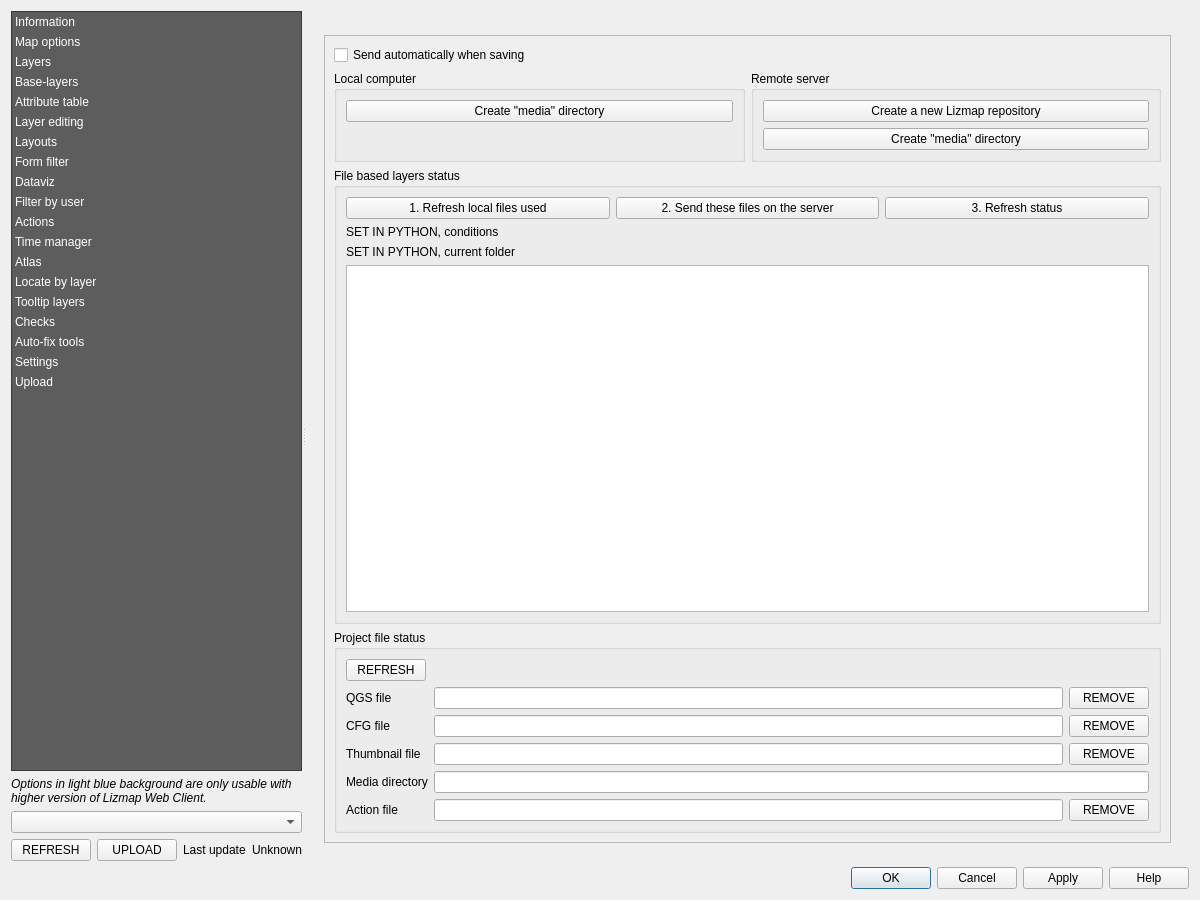
Above: lizmap/resources/ui/ui_lizmap.ui from 3liz/lizmap-plugin before the change. Below: the same form after it.
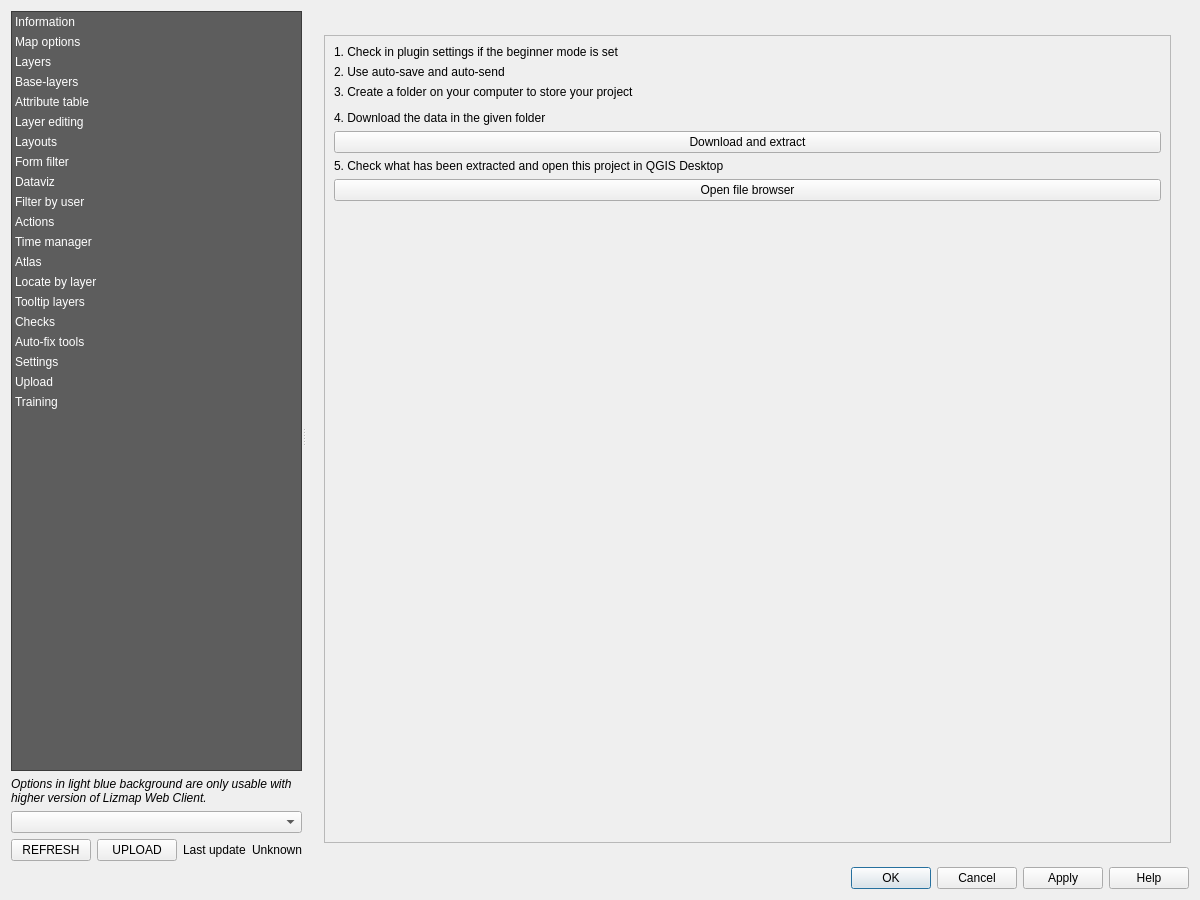
That is the form after the change. The open tabs and pages were chosen to show the change. Custom widgets are drawn as their Qt base class.

Commit message: Add an helper to download a training project

Patch:
```diff
--- a/lizmap/resources/ui/ui_lizmap.ui
+++ b/lizmap/resources/ui/ui_lizmap.ui
@@ -193,6 +193,11 @@
            <string>Upload</string>
           </property>
          </item>
+         <item>
+          <property name="text">
+           <string>Training</string>
+          </property>
+         </item>
         </widget>
        </item>
        <item>
@@ -5090,6 +5095,94 @@
            </item>
           </layout>
          </widget>
+         <widget class="QWidget" name="page_training">
+          <layout class="QVBoxLayout" name="verticalLayout_82">
+           <item>
+            <widget class="QScrollArea" name="scrollArea_17">
+             <property name="widgetResizable">
+              <bool>true</bool>
+             </property>
+             <widget class="QWidget" name="scrollAreaWidgetContents_17">
+              <property name="geometry">
+               <rect>
+                <x>0</x>
+                <y>0</y>
+                <width>791</width>
+                <height>797</height>
+               </rect>
+              </property>
+              <layout class="QVBoxLayout" name="verticalLayout_83">
+               <item>
+                <widget class="QLabel" name="label_52">
+                 <property name="text">
+                  <string>1. Check in plugin settings if the beginner mode is set</string>
+                 </property>
+                </widget>
+               </item>
+               <item>
+                <widget class="QLabel" name="label_64">
+                 <property name="text">
+                  <string>2. Use auto-save and auto-send</string>
+                 </property>
+                </widget>
+               </item>
+               <item>
+                <widget class="QLabel" name="label_57">
+                 <property name="text">
+                  <string>3. Create a folder on your computer to store your project</string>
+                 </property>
+                </widget>
+               </item>
+               <item>
+                <widget class="QgsFileWidget" name="name_training_folder"/>
+               </item>
+               <item>
+                <widget class="QLabel" name="label_62">
+                 <property name="text">
+                  <string>4. Download the data in the given folder</string>
+                 </property>
+                </widget>
+               </item>
+               <item>
+                <widget class="QPushButton" name="download_training_data">
+                 <property name="text">
+                  <string>Download and extract</string>
+                 </property>
+                </widget>
+               </item>
+               <item>
+                <widget class="QLabel" name="label_63">
+                 <property name="text">
+                  <string>5. Check what has been extracted and open this project in QGIS Desktop</string>
+                 </property>
+                </widget>
+               </item>
+               <item>
+                <widget class="QPushButton" name="open_training_folder">
+                 <property name="text">
+                  <string>Open file browser</string>
+                 </property>
+                </widget>
+               </item>
+               <item>
+                <spacer name="verticalSpacer">
+                 <property name="orientation">
+                  <enum>Qt::Vertical</enum>
+                 </property>
+                 <property name="sizeHint" stdset="0">
+                  <size>
+                   <width>20</width>
+                   <height>40</height>
+                  </size>
+                 </property>
+                </spacer>
+               </item>
+              </layout>
+             </widget>
+            </widget>
+           </item>
+          </layout>
+         </widget>
         </widget>
        </item>
       </layout>
@@ -5115,6 +5208,11 @@
   <customwidget>
    <class>QgsFieldComboBox</class>
    <extends>QComboBox</extends>
+   <header>qgsfieldcombobox.h</header>
+  </customwidget>
+  <customwidget>
+   <class>QgsFileWidget</class>
+   <extends>QWidget</extends>
    <header>qgis.gui</header>
   </customwidget>
   <customwidget>
```
The commit also changes 5 other files.
